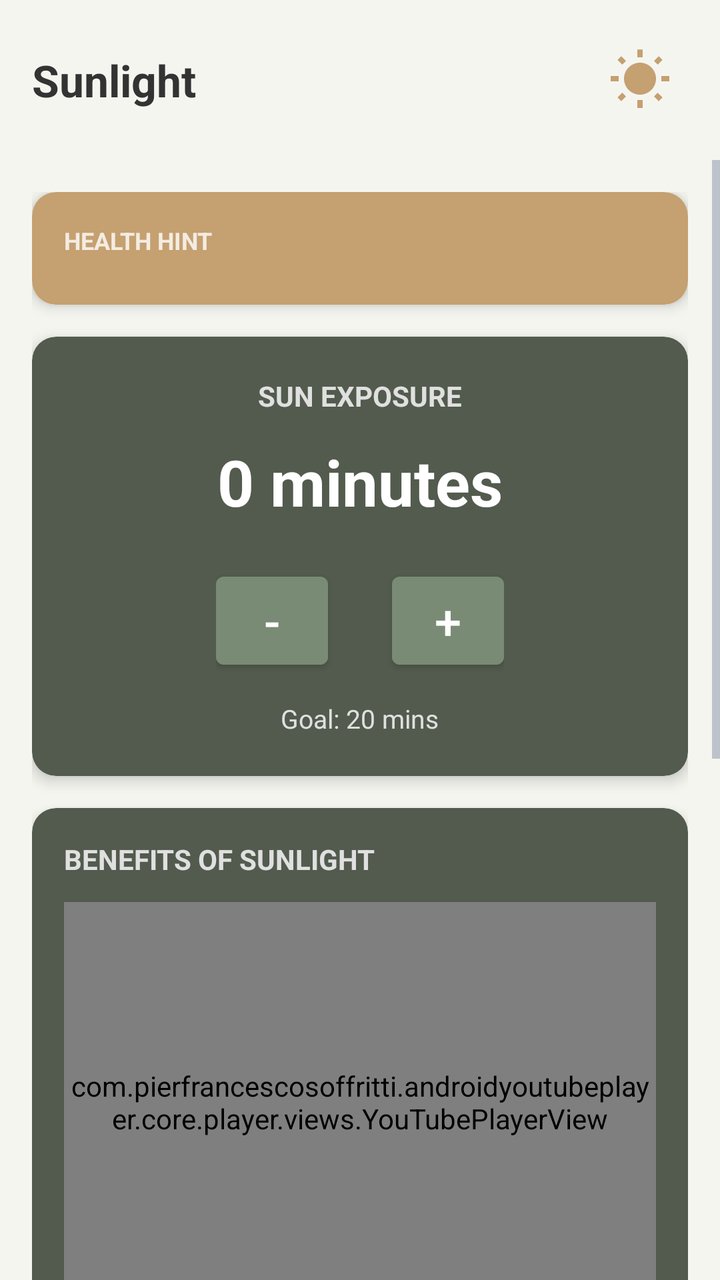
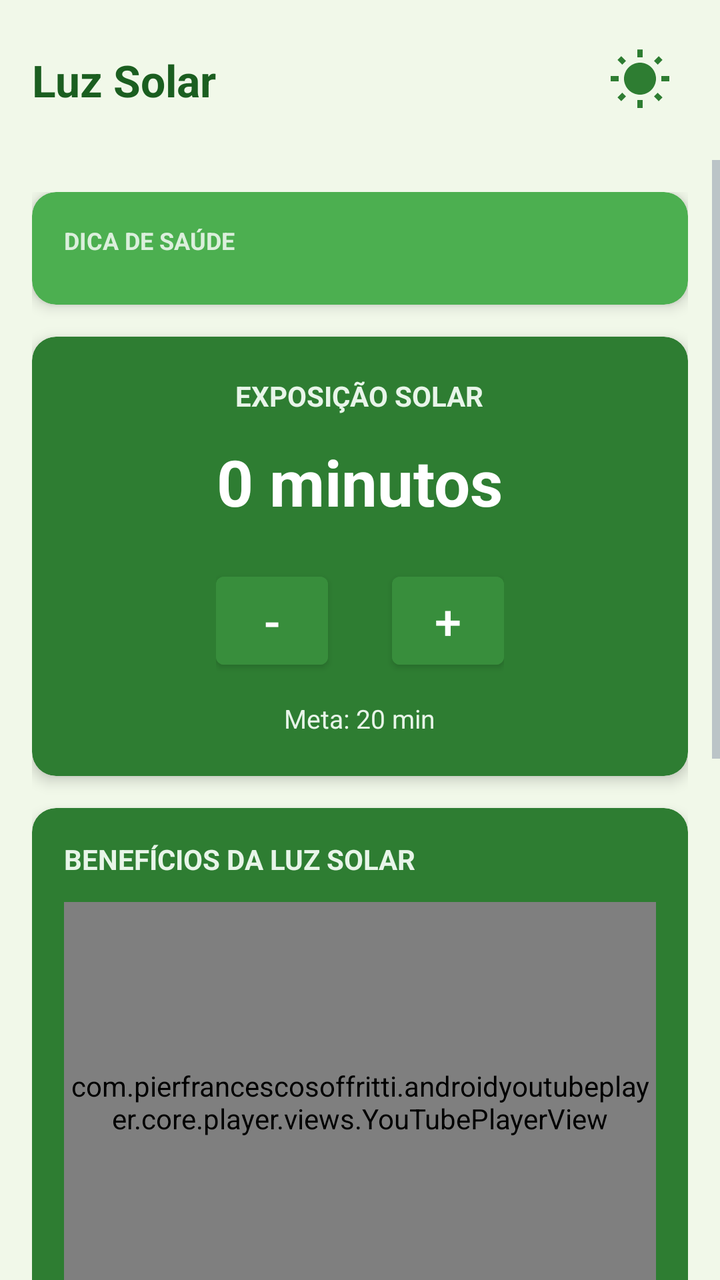

Before-and-after screenshots of an Android layout around one commit, followed by the original layout XML and the change that was made.
<!-- AndroidManifest.xml: application theme Theme.Newstart -->
<!-- res/layout/fragment_sun.xml -->
<?xml version="1.0" encoding="utf-8"?>
<androidx.constraintlayout.widget.ConstraintLayout xmlns:android="http://schemas.android.com/apk/res/android"
    xmlns:app="http://schemas.android.com/apk/res-auto"
    xmlns:tools="http://schemas.android.com/tools"
    android:layout_width="match_parent"
    android:layout_height="match_parent"
    android:background="#F5F5F0"
    tools:context=".fragments.Fragment_Sun">

    <RelativeLayout
        android:id="@+id/header"
        android:layout_width="match_parent"
        android:layout_height="wrap_content"
        android:padding="16dp"
        app:layout_constraintTop_toTopOf="parent">

        <TextView
            android:layout_width="wrap_content"
            android:layout_height="wrap_content"
            android:layout_centerVertical="true"
            android:text="@string/sun_title"
            android:textColor="#333333"
            android:textSize="22sp"
            android:textStyle="bold" />

        <ImageView
            android:layout_width="48dp"
            android:layout_height="48dp"
            android:layout_alignParentEnd="true"
            android:padding="8dp"
            android:src="@drawable/ic_baseline_wb_sunny_24"
            app:tint="#C5A070" />
    </RelativeLayout>

    <ScrollView
        android:layout_width="match_parent"
        android:layout_height="0dp"
        android:clipToPadding="false"
        android:paddingBottom="80dp"
        app:layout_constraintBottom_toBottomOf="parent"
        app:layout_constraintTop_toBottomOf="@id/header">

        <LinearLayout
            android:layout_width="match_parent"
            android:layout_height="wrap_content"
            android:orientation="vertical"
            android:padding="16dp">

            
            <androidx.cardview.widget.CardView
                android:layout_width="match_parent"
                android:layout_height="wrap_content"
                android:layout_marginBottom="16dp"
                app:cardBackgroundColor="#C5A070"
                app:cardCornerRadius="12dp"
                app:cardElevation="4dp">

                <LinearLayout
                    android:layout_width="match_parent"
                    android:layout_height="wrap_content"
                    android:orientation="vertical"
                    android:padding="16dp">

                    <TextView
                        android:layout_width="wrap_content"
                        android:layout_height="wrap_content"
                        android:text="@string/health_hint_label"
                        android:textColor="#FFFFFF"
                        android:textSize="12sp"
                        android:textStyle="bold"
                        android:alpha="0.8"/>

                    <TextSwitcher
                        android:id="@+id/textSwitcherSunHints"
                        android:layout_width="match_parent"
                        android:layout_height="wrap_content"
                        android:layout_marginTop="8dp" />
                </LinearLayout>
            </androidx.cardview.widget.CardView>

            
            <androidx.cardview.widget.CardView
                android:layout_width="match_parent"
                android:layout_height="wrap_content"
                android:layout_marginBottom="16dp"
                app:cardBackgroundColor="#525B4D"
                app:cardCornerRadius="12dp"
                app:cardElevation="4dp">

                <LinearLayout
                    android:layout_width="match_parent"
                    android:layout_height="wrap_content"
                    android:gravity="center"
                    android:orientation="vertical"
                    android:padding="20dp">

                    <TextView
                        android:layout_width="wrap_content"
                        android:layout_height="wrap_content"
                        android:text="SUN EXPOSURE"
                        android:textColor="#E0E0E0"
                        android:textSize="14sp"
                        android:textStyle="bold"
                        android:layout_marginBottom="12dp"/>

                    <TextView
                        android:id="@+id/textViewSunMinutes"
                        android:layout_width="wrap_content"
                        android:layout_height="wrap_content"
                        android:text="0 minutes"
                        android:textColor="#FFFFFF"
                        android:textSize="32sp"
                        android:textStyle="bold" />

                    <LinearLayout
                        android:layout_width="wrap_content"
                        android:layout_height="wrap_content"
                        android:orientation="horizontal"
                        android:layout_marginTop="20dp">

                        <Button
                            android:id="@+id/buttonMinusSun"
                            android:layout_width="56dp"
                            android:layout_height="56dp"
                            android:text="-"
                            android:textSize="24sp"
                            android:backgroundTint="#7A8B75"
                            android:textColor="#FFFFFF" />

                        <Button
                            android:id="@+id/buttonPlusSun"
                            android:layout_width="56dp"
                            android:layout_height="56dp"
                            android:layout_marginStart="32dp"
                            android:text="+"
                            android:textSize="24sp"
                            android:backgroundTint="#7A8B75"
                            android:textColor="#FFFFFF" />
                    </LinearLayout>

                    <TextView
                        android:id="@+id/textViewSunGoal"
                        android:layout_width="wrap_content"
                        android:layout_height="wrap_content"
                        android:text="Goal: 20 mins"
                        android:textColor="#E0E0E0"
                        android:textSize="13sp"
                        android:layout_marginTop="12dp" />

                </LinearLayout>
            </androidx.cardview.widget.CardView>

            
            <androidx.cardview.widget.CardView
                android:layout_width="match_parent"
                android:layout_height="wrap_content"
                android:layout_marginBottom="16dp"
                app:cardBackgroundColor="#525B4D"
                app:cardCornerRadius="12dp"
                app:cardElevation="4dp">

                <LinearLayout
                    android:layout_width="match_parent"
                    android:layout_height="wrap_content"
                    android:orientation="vertical"
                    android:padding="16dp">

                    <TextView
                        android:layout_width="wrap_content"
                        android:layout_height="wrap_content"
                        android:text="BENEFITS OF SUNLIGHT"
                        android:textColor="#E0E0E0"
                        android:textSize="14sp"
                        android:textStyle="bold"
                        android:layout_marginBottom="12dp"/>

                    <com.pierfrancescosoffritti.androidyoutubeplayer.core.player.views.YouTubePlayerView
                        android:id="@+id/youtube_sun_01"
                        android:layout_width="match_parent"
                        android:layout_height="200dp"
                        app:enableAutomaticInitialization="false" />
                </LinearLayout>
            </androidx.cardview.widget.CardView>

            
            <androidx.cardview.widget.CardView
                android:layout_width="match_parent"
                android:layout_height="wrap_content"
                android:layout_marginBottom="16dp"
                app:cardBackgroundColor="#525B4D"
                app:cardCornerRadius="12dp"
                app:cardElevation="4dp">

                <LinearLayout
                    android:layout_width="match_parent"
                    android:layout_height="wrap_content"
                    android:orientation="vertical"
                    android:padding="16dp">

                    <TextView
                        android:layout_width="wrap_content"
                        android:layout_height="wrap_content"
                        android:text="VITAMIN D AND HEALTH"
                        android:textColor="#E0E0E0"
                        android:textSize="14sp"
                        android:textStyle="bold"
                        android:layout_marginBottom="12dp"/>

                    <com.pierfrancescosoffritti.androidyoutubeplayer.core.player.views.YouTubePlayerView
                        android:id="@+id/youtube_sun_02"
                        android:layout_width="match_parent"
                        android:layout_height="200dp"
                        app:enableAutomaticInitialization="false" />
                </LinearLayout>
            </androidx.cardview.widget.CardView>

        </LinearLayout>
    </ScrollView>
</androidx.constraintlayout.widget.ConstraintLayout>
<!-- resources referenced by this layout -->
<resources>
  <!-- drawable ic_baseline_wb_sunny_24 (drawable) -->
  <vector xmlns:android="http://schemas.android.com/apk/res/android"
      android:width="24dp"
      android:height="24dp"
      android:viewportWidth="24"
      android:viewportHeight="24"
      android:tint="?attr/colorControlNormal">
    <path
        android:fillColor="@android:color/white"
        android:pathData="M6.76,4.84l-1.8,-1.79 -1.41,1.41 1.79,1.79 1.42,-1.41zM4,10.5L1,10.5v2h3v-2zM13,0.55h-2L11,3.5h2L13,0.55zM20.45,4.46l-1.41,-1.41 -1.79,1.79 1.41,1.41 1.79,-1.79zM17.24,18.16l1.79,1.81 1.41,-1.41 -1.8,-1.79 -1.4,1.39zM11,19.5v3h2v-3h-2zM3.55,18.54l1.41,1.41 1.79,-1.8 -1.41,-1.41 -1.79,1.8zM12,5.5c-3.31,0 -6,2.69 -6,6s2.69,6 6,6 6,-2.69 6,-6 -2.69,-6 -6,-6zM23,10.5h-3v2h3v-2z"/>
  </vector>
  <string name="health_hint_label">HEALTH HINT</string>
  <string name="sun_title">Sunlight</string>
  <style name="Theme.Newstart" parent="Theme.MaterialComponents.DayNight.NoActionBar">
          
          <item name="colorPrimary">@color/accent_teal</item>
          <item name="colorPrimaryVariant">@color/dark_purple</item>
          <item name="colorOnPrimary">@color/dark_purple</item>
  
          
          <item name="android:windowBackground">@color/dark_purple</item>
          <item name="android:textColor">@color/text_high</item>
  
          
          <item name="colorSecondary">@color/accent_teal</item>
          <item name="colorOnSecondary">@color/dark_purple</item>
  
          
          <item name="android:statusBarColor" tools:targetApi="l">@color/dark_purple</item>
  
          
          <item name="colorControlNormal">@color/text_middle</item>
          <item name="colorControlActivated">@color/accent_teal</item>
      </style>
  <color name="accent_teal">#4DB6AC</color>
  <color name="dark_purple">#0F1424</color>
  <color name="text_high">#E0E6ED</color>
  <color name="text_middle">#8A96A8</color>
</resources>

<!-- the commit's change to res/layout/fragment_sun.xml (unified diff, before → after) -->
@@ -4,7 +4,7 @@
     xmlns:tools="http://schemas.android.com/tools"
     android:layout_width="match_parent"
     android:layout_height="match_parent"
-    android:background="#F5F5F0"
+    android:background="#F1F8E9"
     tools:context=".fragments.Fragment_Sun">
 
     <RelativeLayout
@@ -19,7 +19,7 @@
             android:layout_height="wrap_content"
             android:layout_centerVertical="true"
             android:text="@string/sun_title"
-            android:textColor="#333333"
+            android:textColor="#1B5E20"
             android:textSize="22sp"
             android:textStyle="bold" />
 
@@ -29,7 +29,7 @@
             android:layout_alignParentEnd="true"
             android:padding="8dp"
             android:src="@drawable/ic_baseline_wb_sunny_24"
-            app:tint="#C5A070" />
+            app:tint="#2E7D32" />
     </RelativeLayout>
 
     <ScrollView
@@ -51,7 +51,7 @@
                 android:layout_width="match_parent"
                 android:layout_height="wrap_content"
                 android:layout_marginBottom="16dp"
-                app:cardBackgroundColor="#C5A070"
+                app:cardBackgroundColor="#4CAF50"
                 app:cardCornerRadius="12dp"
                 app:cardElevation="4dp">
 
@@ -83,7 +83,7 @@
                 android:layout_width="match_parent"
                 android:layout_height="wrap_content"
                 android:layout_marginBottom="16dp"
-                app:cardBackgroundColor="#525B4D"
+                app:cardBackgroundColor="#2E7D32"
                 app:cardCornerRadius="12dp"
                 app:cardElevation="4dp">
 
@@ -97,8 +97,8 @@
                     <TextView
                         android:layout_width="wrap_content"
                         android:layout_height="wrap_content"
-                        android:text="SUN EXPOSURE"
-                        android:textColor="#E0E0E0"
+                        android:text="@string/sun_exposure_label"
+                        android:textColor="#E8F5E9"
                         android:textSize="14sp"
                         android:textStyle="bold"
                         android:layout_marginBottom="12dp"/>
@@ -107,7 +107,7 @@
                         android:id="@+id/textViewSunMinutes"
                         android:layout_width="wrap_content"
                         android:layout_height="wrap_content"
-                        android:text="0 minutes"
+                        android:text="0 minutos"
                         android:textColor="#FFFFFF"
                         android:textSize="32sp"
                         android:textStyle="bold" />
@@ -124,7 +124,7 @@
                             android:layout_height="56dp"
                             android:text="-"
                             android:textSize="24sp"
-                            android:backgroundTint="#7A8B75"
+                            android:backgroundTint="#388E3C"
                             android:textColor="#FFFFFF" />
 
                         <Button
@@ -134,7 +134,7 @@
                             android:layout_marginStart="32dp"
                             android:text="+"
                             android:textSize="24sp"
-                            android:backgroundTint="#7A8B75"
+                            android:backgroundTint="#388E3C"
                             android:textColor="#FFFFFF" />
                     </LinearLayout>
 
@@ -142,8 +142,8 @@
                         android:id="@+id/textViewSunGoal"
                         android:layout_width="wrap_content"
                         android:layout_height="wrap_content"
-                        android:text="Goal: 20 mins"
-                        android:textColor="#E0E0E0"
+                        android:text="Meta: 20 min"
+                        android:textColor="#E8F5E9"
                         android:textSize="13sp"
                         android:layout_marginTop="12dp" />
 
@@ -155,7 +155,7 @@
                 android:layout_width="match_parent"
                 android:layout_height="wrap_content"
                 android:layout_marginBottom="16dp"
-                app:cardBackgroundColor="#525B4D"
+                app:cardBackgroundColor="#2E7D32"
                 app:cardCornerRadius="12dp"
                 app:cardElevation="4dp">
 
@@ -168,8 +168,8 @@
                     <TextView
                         android:layout_width="wrap_content"
                         android:layout_height="wrap_content"
-                        android:text="BENEFITS OF SUNLIGHT"
-                        android:textColor="#E0E0E0"
+                        android:text="@string/sun_benefits_label"
+                        android:textColor="#E8F5E9"
                         android:textSize="14sp"
                         android:textStyle="bold"
                         android:layout_marginBottom="12dp"/>
@@ -187,7 +187,7 @@
                 android:layout_width="match_parent"
                 android:layout_height="wrap_content"
                 android:layout_marginBottom="16dp"
-                app:cardBackgroundColor="#525B4D"
+                app:cardBackgroundColor="#2E7D32"
                 app:cardCornerRadius="12dp"
                 app:cardElevation="4dp">
 
@@ -200,8 +200,8 @@
                     <TextView
                         android:layout_width="wrap_content"
                         android:layout_height="wrap_content"
-                        android:text="VITAMIN D AND HEALTH"
-                        android:textColor="#E0E0E0"
+                        android:text="@string/sun_vitamin_d_label"
+                        android:textColor="#E8F5E9"
                         android:textSize="14sp"
                         android:textStyle="bold"
                         android:layout_marginBottom="12dp"/>
<!-- resource entries referenced after the edit -->
@@ -11,8 +11,11 @@
         android:fillColor="@android:color/white"
         android:pathData="M6.76,4.84l-1.8,-1.79 -1.41,1.41 1.79,1.79 1.42,-1.41zM4,10.5L1,10.5v2h3v-2zM13,0.55h-2L11,3.5h2L13,0.55zM20.45,4.46l-1.41,-1.41 -1.79,1.79 1.41,1.41 1.79,-1.79zM17.24,18.16l1.79,1.81 1.41,-1.41 -1.8,-1.79 -1.4,1.39zM11,19.5v3h2v-3h-2zM3.55,18.54l1.41,1.41 1.79,-1.8 -1.41,-1.41 -1.79,1.8zM12,5.5c-3.31,0 -6,2.69 -6,6s2.69,6 6,6 6,-2.69 6,-6 -2.69,-6 -6,-6zM23,10.5h-3v2h3v-2z"/>
   </vector>
-  <string name="health_hint_label">HEALTH HINT</string>
-  <string name="sun_title">Sunlight</string>
+  <string name="health_hint_label">DICA DE SAÚDE</string>
+  <string name="sun_benefits_label">BENEFÍCIOS DA LUZ SOLAR</string>
+  <string name="sun_exposure_label">EXPOSIÇÃO SOLAR</string>
+  <string name="sun_title">Luz Solar</string>
+  <string name="sun_vitamin_d_label">VITAMINA D E SAÚDE</string>
   <style name="Theme.Newstart" parent="Theme.MaterialComponents.DayNight.NoActionBar">
           
           <item name="colorPrimary">@color/accent_teal</item>
